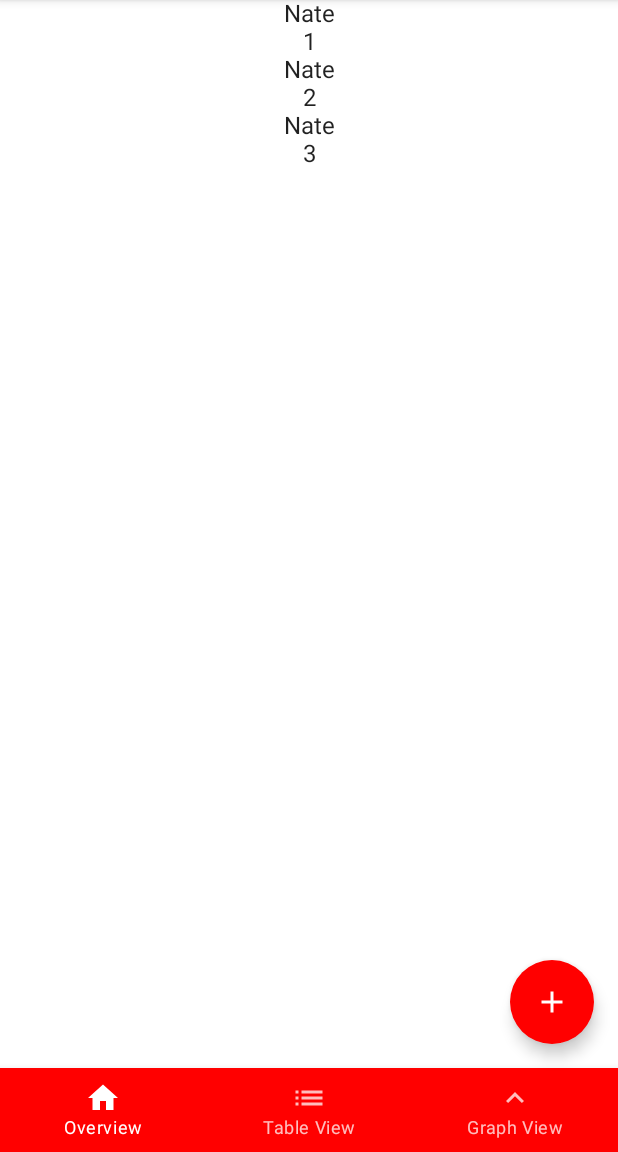
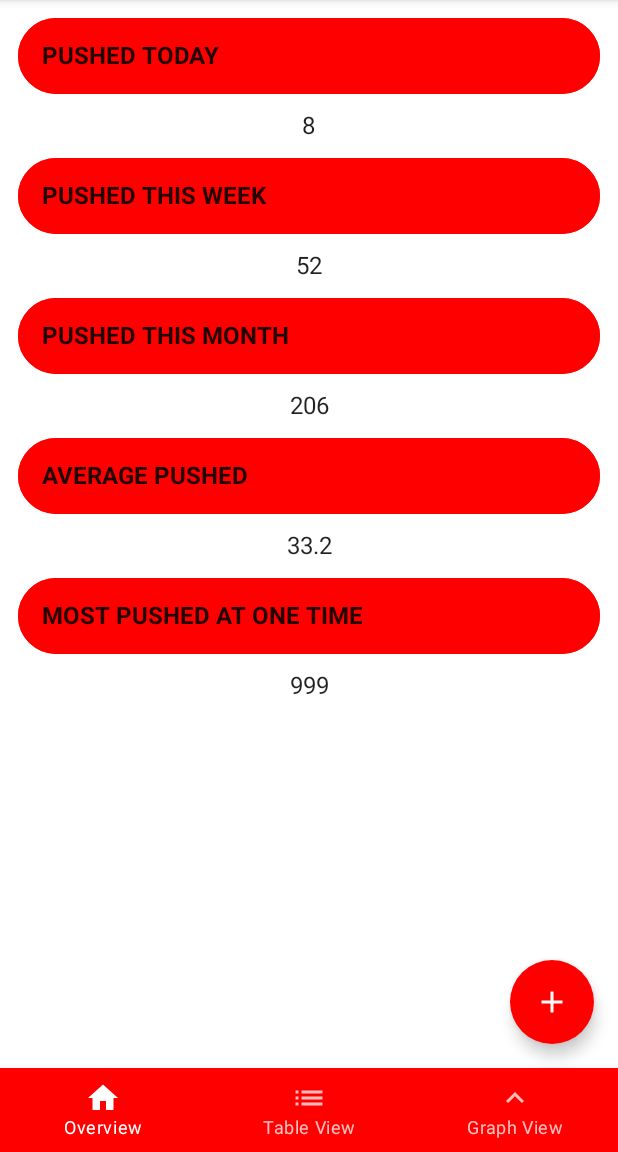
Before and after one commit to NShanklin22/PushupGod, an Android app built with Jetpack Compose: the OverviewScreen screen opened through its navigation route, on a phone screen of 412 x 824 dp, the part 84-1236 px from its top. Run offline under Robolectric (Android 15) with nearby library versions, the phone set to English and light mode, and no system bars; our stand-ins replace Room's generated code, accompanist, livedata-compose.

```diff
--- a/app/src/main/java/com/example/pushupgod/MainActivity.kt
+++ b/app/src/main/java/com/example/pushupgod/MainActivity.kt
@@ -1,12 +1,8 @@
 package com.example.pushupgod
 
-import android.app.Activity
 import android.app.Application
-import android.content.ContentValues
 import android.os.Build
 import android.os.Bundle
-import android.util.Log
-import android.view.View
 import androidx.activity.ComponentActivity
 import androidx.activity.compose.setContent
 import androidx.annotation.RequiresApi
@@ -19,7 +15,6 @@ import androidx.compose.runtime.livedata.observeAsState
 import androidx.compose.ui.Modifier
 import androidx.compose.ui.graphics.Color
 import androidx.compose.ui.platform.LocalContext
-import androidx.compose.ui.platform.LocalView
 import androidx.lifecycle.ViewModel
 import androidx.lifecycle.ViewModelProvider
 import androidx.lifecycle.viewmodel.compose.LocalViewModelStoreOwner
@@ -29,7 +24,7 @@ import androidx.navigation.compose.NavHost
 import androidx.navigation.compose.composable
 import androidx.navigation.compose.rememberNavController
 import com.example.pushupgod.ui.theme.PushupGodTheme
-import com.example.pushupgod.database.MainViewModel
+import com.example.pushupgod.database.LogViewModel
 import com.example.pushupgod.ui.appbar.BottomNavigationBar
 import com.example.pushupgod.ui.appbar.NavRoutes
 import com.example.pushupgod.ui.appbar.TopNavigationBar
@@ -65,7 +60,7 @@ class MainActivity : ComponentActivity() {
                         // Get the viewmodel
                         owner?.let {
                             // Define the view model which will hold the key data and functions used in the rest of the application
-                            val viewModel: MainViewModel = viewModel(
+                            val viewModel: LogViewModel = viewModel(
                                 it,
                                 "MainViewModel",
                                 MainViewModelFactory(
@@ -85,7 +80,7 @@ class MainActivity : ComponentActivity() {
 
 @RequiresApi(Build.VERSION_CODES.O)
 @Composable
-fun ScreenSetup(viewModel: MainViewModel){
+fun ScreenSetup(viewModel: LogViewModel){
 
     val navController = rememberNavController()
 
@@ -116,7 +111,7 @@ fun ScreenSetup(viewModel: MainViewModel){
 
 @RequiresApi(Build.VERSION_CODES.O)
 @Composable
-fun NavigationHost(navController: NavHostController, viewModel: MainViewModel){
+fun NavigationHost(navController: NavHostController, viewModel: LogViewModel){
 
     // Define the allLogs to be used by the various screens
     val allLogs by viewModel.listedLogs.observeAsState(listOf())
@@ -126,7 +121,7 @@ fun NavigationHost(navController: NavHostController, viewModel: MainViewModel){
         startDestination = NavRoutes.Splash.route,
     ){
         composable(NavRoutes.Splash.route){
-            AnimatedSplashScreen(navController)
+            AnimatedSplashScreen(navController, viewModel)
         }
 
         composable(NavRoutes.Overview.route){
@@ -150,6 +145,6 @@ class MainViewModelFactory(val application: Application):
         ViewModelProvider.Factory{
             @RequiresApi(Build.VERSION_CODES.O)
             override fun <T : ViewModel> create (modelClass: Class<T>): T {
-                return MainViewModel(application) as T
+                return LogViewModel(application) as T
             }
         }
--- a/app/src/main/java/com/example/pushupgod/database/LogRepository.kt
+++ b/app/src/main/java/com/example/pushupgod/database/LogRepository.kt
@@ -1,16 +1,30 @@
 package com.example.pushupgod.database
 
+import android.os.Build
+import androidx.annotation.RequiresApi
 import androidx.lifecycle.LiveData
 import androidx.lifecycle.MutableLiveData
 import com.example.pushupgod.PushupLogDao
 import kotlinx.coroutines.*
+import java.time.LocalDate
+import java.time.format.DateTimeFormatter
 import kotlin.math.log
 
+@RequiresApi(Build.VERSION_CODES.O)
 class LogRepository(private val logDao: PushupLogDao) {
 
     // Listed logs are all logs that will be displayed on the table view
     var listedLogs = MutableLiveData<List<PushupLog>>()
     private val coroutineScope = CoroutineScope(Dispatchers.Main)
+
+    // Get the current date
+    @RequiresApi(Build.VERSION_CODES.O)
+    val dateFormatter = DateTimeFormatter.ofPattern("MM/dd/YY")
+    @RequiresApi(Build.VERSION_CODES.O)
+    val TodaysDate = LocalDate.now()
+    @RequiresApi(Build.VERSION_CODES.O)
+    var formattedDate = TodaysDate.format(dateFormatter)
+
 
     // Insert a new log into the database
     fun insertLog(newLog: PushupLog) {
@@ -26,15 +40,15 @@ class LogRepository(private val logDao: PushupLogDao) {
         }
     }
 
-    //Find a log from the database by name
-    fun findLog(name: String) {
+    //Find a log from the database by date
+    fun findLog(date: String) {
         coroutineScope.launch(Dispatchers.Main) {
-            listedLogs.postValue(asyncFind(name).await())
+            listedLogs.postValue(asyncFind(date).await())
         }
     }
-    private fun asyncFind(name: String): Deferred<List<PushupLog>> =
+    private fun asyncFind(date: String): Deferred<List<PushupLog>> =
         coroutineScope.async(Dispatchers.IO) {
-            return@async logDao.findLog(name)
+            return@async logDao.findLog(date)
         }
 
 
--- a/app/src/main/java/com/example/pushupgod/database/MainViewModel.kt
+++ b/app/src/main/java/com/example/pushupgod/database/LogViewModel.kt
@@ -17,12 +17,14 @@ import java.time.format.DateTimeFormatter
 import java.util.*
 
 @RequiresApi(Build.VERSION_CODES.O)
-class MainViewModel(application: Application) : ViewModel() {
+class LogViewModel(application: Application) : ViewModel() {
+    // repository is an instance of class LogRepository in system tree, hold methods for accessing data
+    val logDb = PushupLogDatabase.getInstance(application)
+    val logDao = logDb.logDao()
+    val repository = LogRepository(logDao)
 
-    // repository is an instance of class LogRepository in system tree, hold methods for accessing data
-    private val repository: LogRepository
+    val listedLogs by mutableStateOf(repository.listedLogs)
 
-    // Variables that determine what range of data is being displayed
     // Show entries from today
     var dailySelected by mutableStateOf(true)
     // Show entries from this week
@@ -34,22 +36,14 @@ class MainViewModel(application: Application) : ViewModel() {
     var NewEntrySelected by mutableStateOf(false)
 
     // Variable to store the active week
-    val dateFormatter = DateTimeFormatter.ofPattern("MM/dd/yy")
+    val dateFormatter = DateTimeFormatter.ofPattern("MM/dd/yyyy")
     val TodaysDate = LocalDate.now()
     var activeDay by mutableStateOf(TodaysDate)
     var activeWeek by mutableStateOf(1)
     var activeMonth by mutableStateOf(1)
 
-    // listed logs are what are displayed on the main
-    lateinit var listedLogs : MutableLiveData<List<PushupLog>>
-
-    // Variable to store the active day
-
-    init {
-        val logDb = PushupLogDatabase.getInstance(application)
-        val logDao = logDb.productDao()
-        repository = LogRepository(logDao)
-        listedLogs = repository.listedLogs
+    init{
+        repository.findLog(LocalDate.now().format(DateTimeFormatter.ofPattern("MM/dd/yyyy")))
     }
 
     fun insertlog(pushupLog: PushupLog) {
@@ -60,39 +54,11 @@ class MainViewModel(application: Application) : ViewModel() {
         repository.findLog(SelectedDateRange)
     }
 
-    fun deleteLog(name: String) {
-        repository.deleteLog(name)
-    }
-
-    fun sortLogs() {
-        repository.sortLogs()
-    }
-
-    // Function with Increment/Decrement the active day (for daily view)
-    fun changeActiveDay(direction: Int){
-        if(direction == 1){
-            activeDay = activeDay.plusDays(1)
-        }else{
-            activeDay = activeDay.minusDays(1)
-        }
-    }
-
-    // Function with Increment/Decrement the active week (for weekly view)
-    fun changeActiveWeek(direction: Int){
-        if(direction == 1){
-
-        }else{
-
-        }
-    }
-
-    // Function with Increment/Decrement the active month (for monthly view)
-    fun changeActiveMonth(direction: Int){
-        if(direction == 1){
-
-        }else{
-
-        }
-    }
-
+//    fun deleteLog(name: String) {
+//        repository.deleteLog(name)
+//    }
+//
+//    fun sortLogs() {
+//        repository.sortLogs()
+//    }
 }
--- a/app/src/main/java/com/example/pushupgod/database/PushupLogDatabase.kt
+++ b/app/src/main/java/com/example/pushupgod/database/PushupLogDatabase.kt
@@ -9,7 +9,7 @@ import com.example.pushupgod.PushupLogDao
 @Database(entities = [(PushupLog::class)], version = 1)
 abstract class PushupLogDatabase: RoomDatabase() {
 
-    abstract fun productDao(): PushupLogDao
+    abstract fun logDao(): PushupLogDao
 
     companion object {
 
--- a/app/src/main/java/com/example/pushupgod/ui/appbar/TopAppBar.kt
+++ b/app/src/main/java/com/example/pushupgod/ui/appbar/TopAppBar.kt
@@ -1,36 +1,24 @@
 package com.example.pushupgod.ui.appbar
 
-import android.content.ContentValues.TAG
 import android.os.Build
-import android.util.Log
 import androidx.annotation.RequiresApi
-import androidx.compose.foundation.layout.fillMaxSize
-import androidx.compose.foundation.layout.fillMaxWidth
 import androidx.compose.material.*
 import androidx.compose.material.icons.Icons
 import androidx.compose.material.icons.filled.*
 import androidx.compose.runtime.*
-import androidx.compose.ui.Modifier
 import androidx.compose.ui.graphics.Color
 import androidx.compose.ui.platform.LocalContext
-import androidx.compose.ui.res.stringResource
 import androidx.compose.ui.text.font.FontWeight
 import androidx.compose.ui.text.style.TextAlign
-import androidx.compose.ui.tooling.preview.Preview
 import androidx.compose.ui.unit.sp
-import androidx.lifecycle.viewmodel.compose.viewModel
-import androidx.navigation.NavGraph.Companion.findStartDestination
 import androidx.navigation.NavHostController
-import androidx.navigation.compose.composable
-import com.example.pushupgod.NavBarItems
-import com.example.pushupgod.database.MainViewModel
-import com.example.pushupgod.ui.screens.NewEntryDialog
+import com.example.pushupgod.database.LogViewModel
 
 @RequiresApi(Build.VERSION_CODES.O)
 @Composable
 fun TopNavigationBar(
     navController: NavHostController,
-    viewModel: MainViewModel
+    viewModel: LogViewModel
 ){
 
     // showMenu variable will determine if "more options" will display the additional options
--- a/app/src/main/java/com/example/pushupgod/ui/screens/AnimatedSplashScreen.kt
+++ b/app/src/main/java/com/example/pushupgod/ui/screens/AnimatedSplashScreen.kt
@@ -1,33 +1,27 @@
 package com.example.pushupgod.ui.screens
 
+import android.os.Build
+import androidx.annotation.RequiresApi
 import androidx.compose.animation.core.animateFloatAsState
 import androidx.compose.animation.core.tween
-import androidx.compose.foundation.Image
 import androidx.compose.foundation.background
 import androidx.compose.foundation.layout.Box
 import androidx.compose.foundation.layout.fillMaxSize
-import androidx.compose.foundation.layout.size
-import androidx.compose.material.Icon
-import androidx.compose.material.icons.Icons
-import androidx.compose.material.icons.filled.AccountBox
-import androidx.compose.material.icons.filled.Email
 import androidx.compose.runtime.*
 
 import androidx.compose.ui.Alignment
 import androidx.compose.ui.Modifier
 import androidx.compose.ui.draw.alpha
 import androidx.compose.ui.graphics.Color
-import androidx.compose.ui.res.painterResource
-import androidx.compose.ui.unit.dp
-import androidx.navigation.NavController
 import androidx.navigation.NavHostController
-import com.example.pushupgod.R
+import com.example.pushupgod.database.LogViewModel
 import com.example.pushupgod.ui.appbar.NavRoutes
 import kotlinx.coroutines.delay
 
 // The splash screen will open when the app is first launches
+@RequiresApi(Build.VERSION_CODES.O)
 @Composable
-fun AnimatedSplashScreen(navController: NavHostController){
+fun AnimatedSplashScreen(navController: NavHostController, viewModel:LogViewModel){
     var startAnimation by remember{ mutableStateOf(false) }
     val alphaAnimation = animateFloatAsState(
         targetValue = if(startAnimation) 1f else 0f,
@@ -36,6 +30,7 @@ fun AnimatedSplashScreen(navController: NavHostController){
 
     LaunchedEffect(key1 = true){
         startAnimation = true
+        val listedLogs = viewModel.listedLogs
         delay(4000)
         navController.popBackStack()
         navController.navigate(NavRoutes.Table.route)
--- a/app/src/main/java/com/example/pushupgod/ui/screens/OverviewScreen.kt
+++ b/app/src/main/java/com/example/pushupgod/ui/screens/OverviewScreen.kt
@@ -3,13 +3,19 @@ package com.example.pushupgod.ui.screens
 import androidx.compose.foundation.background
 import androidx.compose.foundation.border
 import androidx.compose.foundation.layout.*
+import androidx.compose.foundation.shape.CircleShape
+import androidx.compose.material.MaterialTheme
 import androidx.compose.material.Shapes
 import androidx.compose.material.Text
 import androidx.compose.runtime.Composable
 import androidx.compose.ui.Alignment
 import androidx.compose.ui.unit.dp
 import androidx.compose.ui.Modifier
+import androidx.compose.ui.graphics.Color
+import androidx.compose.ui.text.TextStyle
+import androidx.compose.ui.text.font.FontWeight
 import androidx.compose.ui.tooling.preview.Preview
+import androidx.compose.ui.unit.sp
 
 @Composable
 fun OverviewScreen(){
@@ -19,9 +25,11 @@ fun OverviewScreen(){
         horizontalAlignment = Alignment.CenterHorizontally
     ) {
         // Text is temporary
-        for (i in 1..3) {
-            TextWindow(titleText = "Nate", dataText = i.toString())
-        }
+        TextWindow(titleText = "PUSHED TODAY", dataText = 8.toString())
+        TextWindow(titleText = "PUSHED THIS WEEK", dataText = 52.toString())
+        TextWindow(titleText = "PUSHED THIS MONTH", dataText = 206.toString())
+        TextWindow(titleText = "AVERAGE PUSHED", dataText = 33.2.toString())
+        TextWindow(titleText = "MOST PUSHED AT ONE TIME", dataText = 999.toString())
     }
 }
 
@@ -29,7 +37,19 @@ fun OverviewScreen(){
 fun TextWindow(titleText:String, dataText:String){
     Box(contentAlignment = Alignment.Center){
         Column(horizontalAlignment = Alignment.CenterHorizontally){
-            Text(titleText)
+            Text(
+                modifier = Modifier.fillMaxWidth()
+                    .padding(12.dp)
+                    .border(2.dp, MaterialTheme.colors.secondary, CircleShape)
+                    .background(MaterialTheme.colors.primary, CircleShape)
+                    .padding(16.dp),
+                text = titleText,
+                style = TextStyle(
+                    fontSize = 16.sp,
+                    fontWeight = FontWeight.Bold,
+                    background = Color.Red
+                )
+                )
             Text(dataText)
         }
     }
```
Also changed, not shown: app/src/main/java/com/example/pushupgod/ui/screens/NewEntryDialog.kt (+7 -3 lines), app/src/main/java/com/example/pushupgod/ui/screens/TableScreen.kt (+48 -59 lines).
